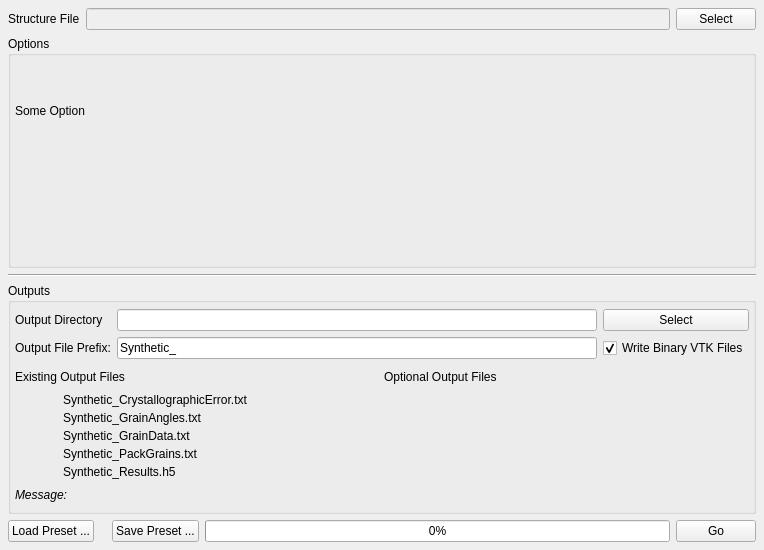
Qt form Source/UIPlugins/MicrostructureStatistics/MicrostructureStatisticsWidget.ui (BlueQuartzSoftware/DREAM3D) before a commit.
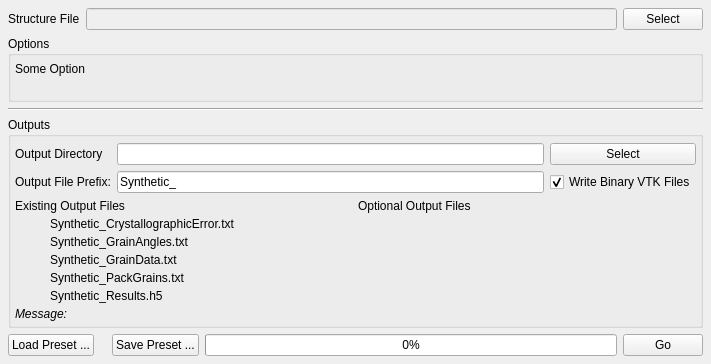
The same form after that commit. Icons and pictures are not drawn. Custom widgets are drawn as their Qt base class.

Diff of the .ui file:
```diff
--- a/Source/UIPlugins/MicrostructureStatistics/MicrostructureStatisticsWidget.ui
+++ b/Source/UIPlugins/MicrostructureStatistics/MicrostructureStatisticsWidget.ui
@@ -6,8 +6,8 @@
    <rect>
     <x>0</x>
     <y>0</y>
-    <width>764</width>
-    <height>550</height>
+    <width>711</width>
+    <height>364</height>
    </rect>
   </property>
   <property name="windowTitle">
```
